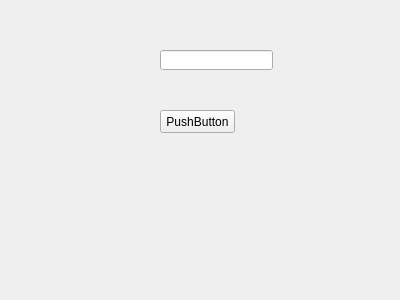
Above: mainwindow.ui from McMuzil/MusicLoaderServer before the change. Below: the same form after it.
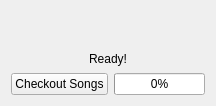
That is the form after the change.

Commit message: added song sending and progress bar

```diff
--- a/mainwindow.ui
+++ b/mainwindow.ui
@@ -6,37 +6,66 @@
    <rect>
     <x>0</x>
     <y>0</y>
-    <width>400</width>
-    <height>300</height>
+    <width>198</width>
+    <height>106</height>
    </rect>
   </property>
   <property name="windowTitle">
    <string>MainWindow</string>
   </property>
   <widget class="QWidget" name="centralWidget">
-   <widget class="QLineEdit" name="lineEdit">
-    <property name="geometry">
-     <rect>
-      <x>160</x>
-      <y>50</y>
-      <width>113</width>
-      <height>20</height>
-     </rect>
-    </property>
-   </widget>
-   <widget class="QPushButton" name="pushButton">
-    <property name="geometry">
-     <rect>
-      <x>160</x>
-      <y>110</y>
-      <width>75</width>
-      <height>23</height>
-     </rect>
-    </property>
-    <property name="text">
-     <string>PushButton</string>
-    </property>
-   </widget>
+   <layout class="QVBoxLayout" name="verticalLayout">
+    <item>
+     <spacer name="verticalSpacer">
+      <property name="orientation">
+       <enum>Qt::Vertical</enum>
+      </property>
+      <property name="sizeType">
+       <enum>QSizePolicy::Minimum</enum>
+      </property>
+      <property name="sizeHint" stdset="0">
+       <size>
+        <width>20</width>
+        <height>40</height>
+       </size>
+      </property>
+     </spacer>
+    </item>
+    <item>
+     <widget class="QLabel" name="label">
+      <property name="sizePolicy">
+       <sizepolicy hsizetype="Preferred" vsizetype="Preferred">
+        <horstretch>0</horstretch>
+        <verstretch>0</verstretch>
+       </sizepolicy>
+      </property>
+      <property name="text">
+       <string>Ready!</string>
+      </property>
+      <property name="alignment">
+       <set>Qt::AlignCenter</set>
+      </property>
+     </widget>
+    </item>
+    <item>
+     <layout class="QHBoxLayout" name="horizontalLayout">
+      <item>
+       <widget class="QPushButton" name="CheckoutSongs">
+        <property name="text">
+         <string>Checkout Songs</string>
+        </property>
+       </widget>
+      </item>
+      <item>
+       <widget class="QProgressBar" name="progressBar">
+        <property name="value">
+         <number>0</number>
+        </property>
+       </widget>
+      </item>
+     </layout>
+    </item>
+   </layout>
   </widget>
  </widget>
  <layoutdefault spacing="6" margin="11"/>
```
The commit also changes 5 other files.
